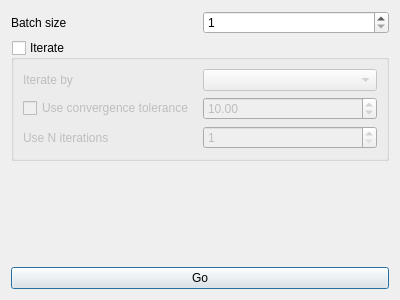
The window that gudpy/gui/widgets/ui_files/batchProcessingDialog.ui (disorderedmaterials/GudPy) describes before a commit, drawn with Qt 5.
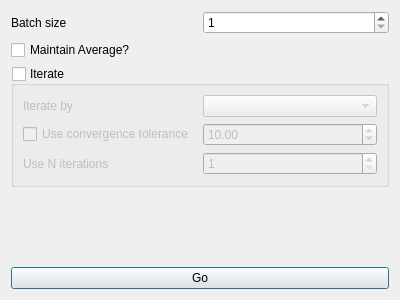
The same window after the commit. Custom widgets are drawn as their Qt base class.

Commit message: feat: option to maintain average via GUI.

Diff of the .ui file:
```diff
--- a/gudpy/gui/widgets/ui_files/batchProcessingDialog.ui
+++ b/gudpy/gui/widgets/ui_files/batchProcessingDialog.ui
@@ -35,6 +35,13 @@
      </item>
     </layout>
    </item>
+   <item>
+    <widget class="QCheckBox" name="maintainAverageCheckBox">
+     <property name="text">
+      <string>Maintain Average?</string>
+     </property>
+    </widget>
+   </item>
    <item>
     <widget class="QGroupBox" name="iterateGroupBox">
      <property name="enabled">
```
The commit also changes 1 other file.
